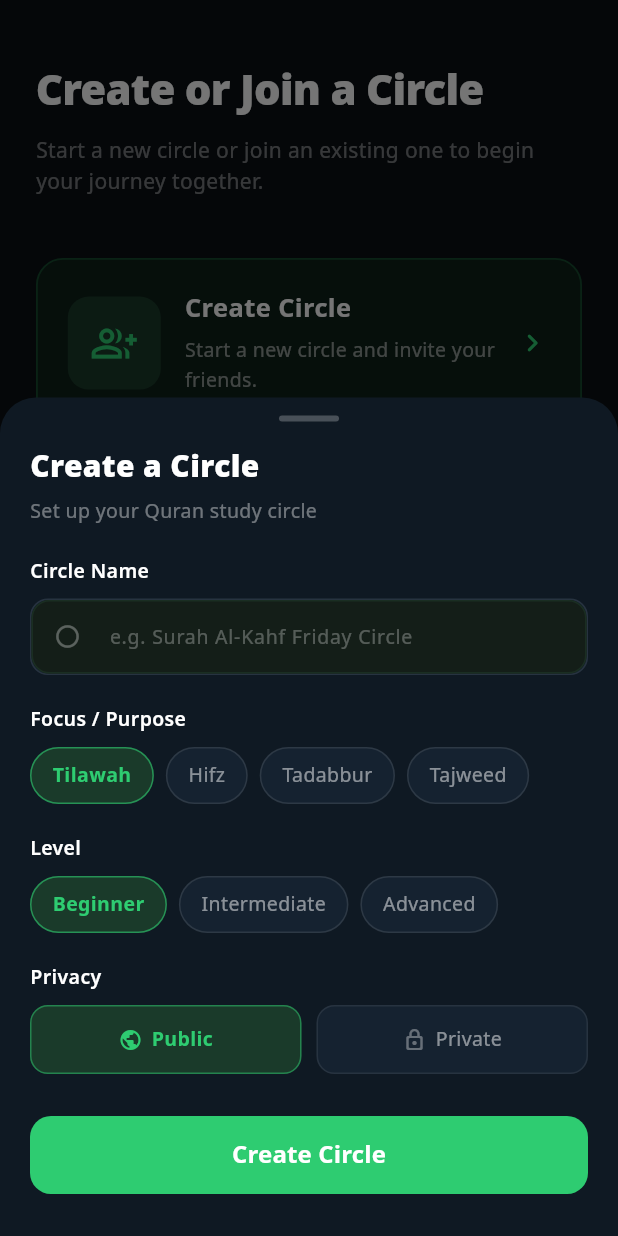
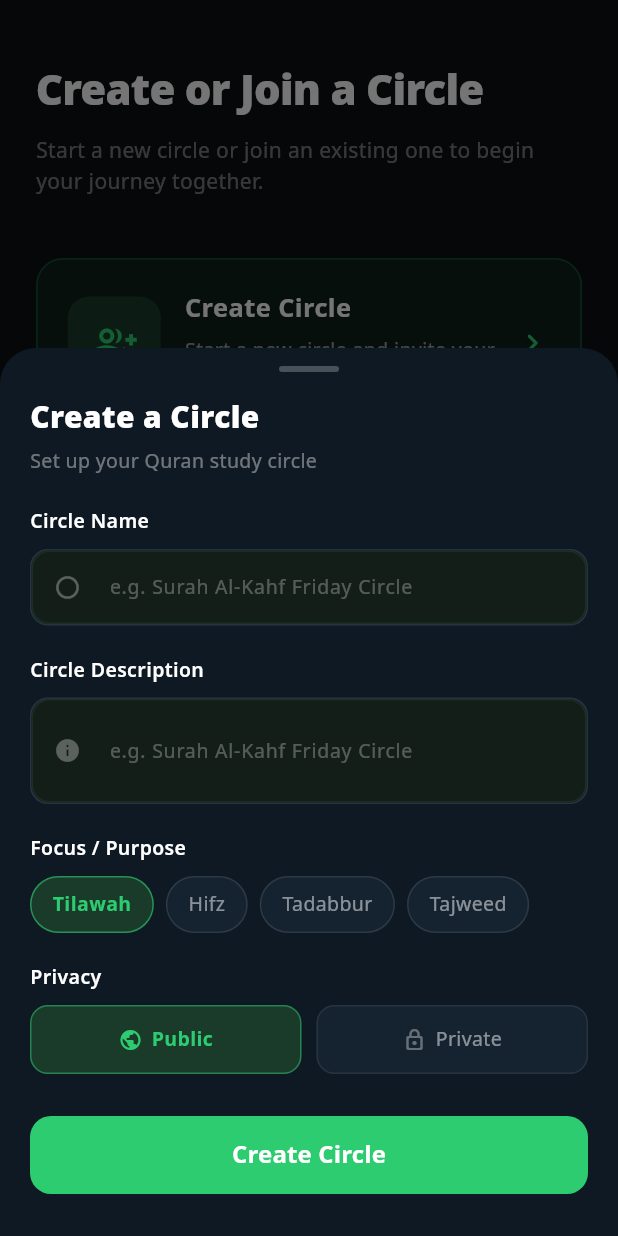
Before and after one commit to rijas0/circle_of_light, a Flutter app: the CreateJoinCircle screen opened by its route, after a tap on "Create Circle", on a phone screen of 412 x 824 dp. Run offline on Flutter 3.47's test engine with Material 3 defaults, Android fonts, the light colour scheme and no system bars; our stand-ins replace dio, flutter_riverpod, flutter_secure_storage, go_router, riverpod; missing offline and left inert: flutter_appauth; accounts and stored records are empty.

Commit message:
circle creation implementation

```diff
--- a/lib/features/circles/domain/entities/circle.dart
+++ b/lib/features/circles/domain/entities/circle.dart
@@ -1,15 +1,24 @@
-class Circle {
-  const Circle({
+class CircleEntity {
+  const CircleEntity({
     required this.id,
     required this.name,
     required this.memberCount,
     required this.streakDays,
-    required this.isPrivate,
+    required this.isPublic,
+    required this.inviteId,
+    required this.creatorId,
+    required this.focus,
+    this.avatarUrl,
+    this.description,
   });
-
   final String id;
   final String name;
+  final String? description;
+  final String? avatarUrl;
   final int memberCount;
+  final int creatorId;
+  final int inviteId;
+  final String focus;
   final int streakDays;
-  final bool isPrivate;
+  final bool isPublic;
 }
--- a/lib/features/circles/presentation/widgets/circle_card.dart
+++ b/lib/features/circles/presentation/widgets/circle_card.dart
@@ -1,14 +1,14 @@
 import 'package:flutter/material.dart';
 
 import '../../../../core/theme/app_colors.dart';
-import '../../data/models/circle_preview.dart';
+import '../../data/models/circle_model.dart';
 import '../../../../shared/widgets/app_card.dart';
 import '../../../../shared/widgets/progress_badge.dart';
 
 class CircleCard extends StatelessWidget {
   const CircleCard({super.key, required this.circle});
 
-  final CirclePreview circle;
+  final CircleModel circle;
 
   @override
   Widget build(BuildContext context) {
@@ -25,8 +25,8 @@ class CircleCard extends StatelessWidget {
                 ),
               ),
               ProgressBadge(
-                label: circle.isPrivate ? 'Private' : 'Shareable',
-                icon: circle.isPrivate
+                label: circle.isPublic ? 'Private' : 'Shareable',
+                icon: circle.isPublic
                     ? Icons.lock_rounded
                     : Icons.public_rounded,
                 backgroundColor: AppColors.mist,
@@ -36,7 +36,7 @@ class CircleCard extends StatelessWidget {
           ),
           const SizedBox(height: 10),
           Text(
-            circle.description,
+            circle.description ?? '',
             style: Theme.of(context).textTheme.bodyMedium,
           ),
           const SizedBox(height: 16),
--- /dev/null
+++ b/lib/features/create_circle/domain/join_circle_entity.dart
@@ -0,0 +1,5 @@
+class JoinCircleEntity {
+  final String inviteCode;
+
+  JoinCircleEntity({required this.inviteCode});
+}
--- a/lib/features/create_circle/presentation/create_circle_sheet.dart
+++ b/lib/features/create_circle/presentation/create_circle_sheet.dart
@@ -3,19 +3,19 @@ import 'package:flutter/material.dart';
 
 class CreateCircleSheet extends StatefulWidget {
   const CreateCircleSheet();
-
   @override
   State<CreateCircleSheet> createState() => CreateCircleSheetState();
 }
 
 class CreateCircleSheetState extends State<CreateCircleSheet> {
   final _nameController = TextEditingController();
+  final _descriptionController = TextEditingController();
   String _focus = 'Tilawah';
   String _privacy = 'Public';
   String _level = 'Beginner';
 
   final _focuses = ['Tilawah', 'Hifz', 'Tadabbur', 'Tajweed'];
-  final _levels = ['Beginner', 'Intermediate', 'Advanced'];
+  // final _levels = ['Beginner', 'Intermediate', 'Advanced'];
 
   @override
   Widget build(BuildContext context) {
@@ -58,7 +58,12 @@ class CreateCircleSheetState extends State<CreateCircleSheet> {
               // Circle Name
               _label('Circle Name'),
               const SizedBox(height: 8),
-              _textField(_nameController, 'e.g. Surah Al-Kahf Friday Circle', Icons.circle_outlined),
+              _textField(_nameController, 'e.g. Surah Al-Kahf Friday Circle', Icons.circle_outlined,14),
+              const SizedBox(height: 20),
+
+              _label('Circle Description'),
+              const SizedBox(height: 8),
+              _textField(_descriptionController, 'e.g. Surah Al-Kahf Friday Circle', Icons.info,24),
               const SizedBox(height: 20),
 
               // Focus
@@ -71,13 +76,13 @@ class CreateCircleSheetState extends State<CreateCircleSheet> {
               const SizedBox(height: 20),
 
               // Level
-              _label('Level'),
-              const SizedBox(height: 8),
-              Wrap(
-                spacing: 8,
-                children: _levels.map((l) => _chip(l, _level == l, () => setState(() => _level = l))).toList(),
-              ),
-              const SizedBox(height: 20),
+              // _label('Level'),
+              // const SizedBox(height: 8),
+              // Wrap(
+              //   spacing: 8,
+              //   children: _levels.map((l) => _chip(l, _level == l, () => setState(() => _level = l))).toList(),
+              // ),
+              // const SizedBox(height: 20),
 
               // Privacy
               _label('Privacy'),
@@ -117,7 +122,7 @@ class CreateCircleSheetState extends State<CreateCircleSheet> {
   Widget _label(String text) => Text(text,
       style: const TextStyle(color: Colors.white, fontSize: 13, fontWeight: FontWeight.w600));
 
-  Widget _textField(TextEditingController ctrl, String hint, IconData icon) {
+  Widget _textField(TextEditingController ctrl, String hint, IconData icon, double padding) {
     return Container(
       decoration: BoxDecoration(
         color: const Color(0xFF152230),
@@ -132,7 +137,7 @@ class CreateCircleSheetState extends State<CreateCircleSheet> {
           hintStyle: TextStyle(color: Colors.white.withOpacity(0.28), fontSize: 13),
           prefixIcon: Icon(icon, color: Colors.white.withOpacity(0.3), size: 18),
           border: InputBorder.none,
-          contentPadding: const EdgeInsets.symmetric(horizontal: 14, vertical: 14),
+          contentPadding:  EdgeInsets.symmetric(horizontal: padding, vertical: padding),
         ),
       ),
     );
--- /dev/null
+++ b/lib/features/create_circle/util/focus_enum.dart
@@ -0,0 +1,2 @@
+enum Focus { tilawah, hifz, tadabbur, tajweed }
+enum CirclePrivacy {public,private}
--- a/lib/main.dart
+++ b/lib/main.dart
@@ -1,6 +1,5 @@
 import 'package:flutter/material.dart';
 import 'package:flutter_riverpod/flutter_riverpod.dart';
-
 import 'app/app.dart';
 
 void main() {
```
Also changed, not shown: lib/features/circles/data/datasource/circle_remote_datasource.dart (added, +10 -0 lines), lib/features/circles/data/models/circle_model.dart (added, +18 -0 lines), lib/features/circles/data/models/circle_preview.dart (deleted, +0 -14 lines), lib/features/circles/presentation/pages/circles_list_screen.dart (+17 -7 lines), lib/features/create_circle/data/datasource/circle_access_datasource.dart (added, +9 -0 lines), lib/features/create_circle/data/model/circle_access_model.dart (added, +27 -0 lines), lib/features/create_circle/domain/circle_access_entity.dart (added, +15 -0 lines).
